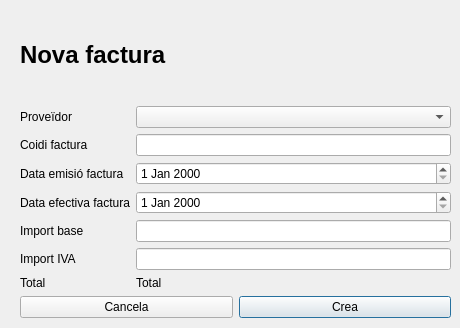
Before: the Qt Designer form src/ui/add_invoice.ui in lockedofh/GestionS, drawn with Qt 5.
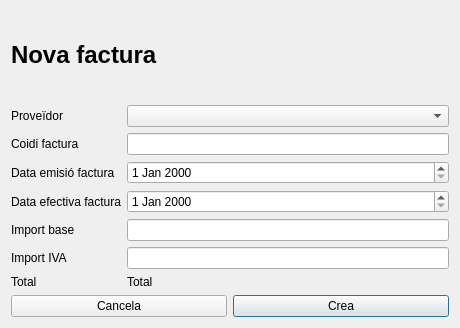
After: the same form once the commit is applied.

Diff of the .ui file:
```diff
--- a/src/ui/add_invoice.ui
+++ b/src/ui/add_invoice.ui
@@ -13,15 +13,8 @@
   <property name="windowTitle">
    <string>Form</string>
   </property>
-  <widget class="QWidget" name="verticalLayoutWidget">
-   <property name="geometry">
-    <rect>
-     <x>20</x>
-     <y>10</y>
-     <width>431</width>
-     <height>308</height>
-    </rect>
-   </property>
+  <layout class="QVBoxLayout" name="verticalLayout_2">
+   <item>
    <layout class="QVBoxLayout" name="verticalLayout">
     <item>
      <widget class="QLabel" name="labelTitle">
@@ -154,7 +147,8 @@
      </layout>
     </item>
    </layout>
-  </widget>
+   </item>
+  </layout>
  </widget>
  <resources/>
  <connections/>
```
Left out of the diff: 6 changed lines with no effect on the pictures. Lines whose indentation alone changed are shown as unchanged.
